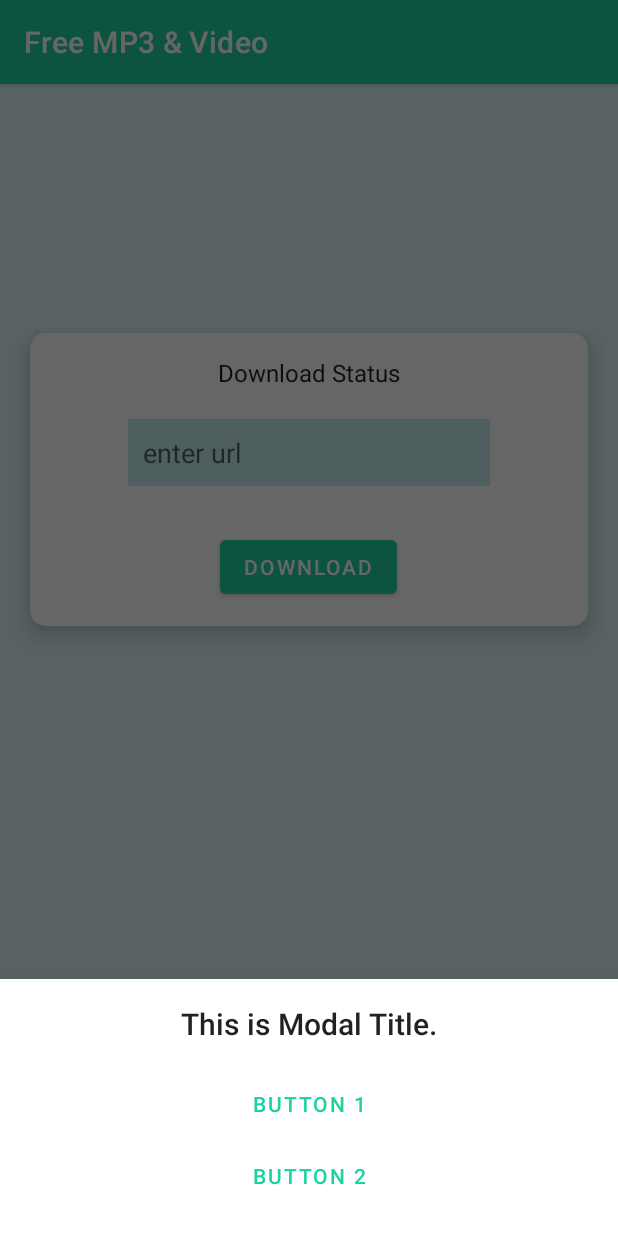
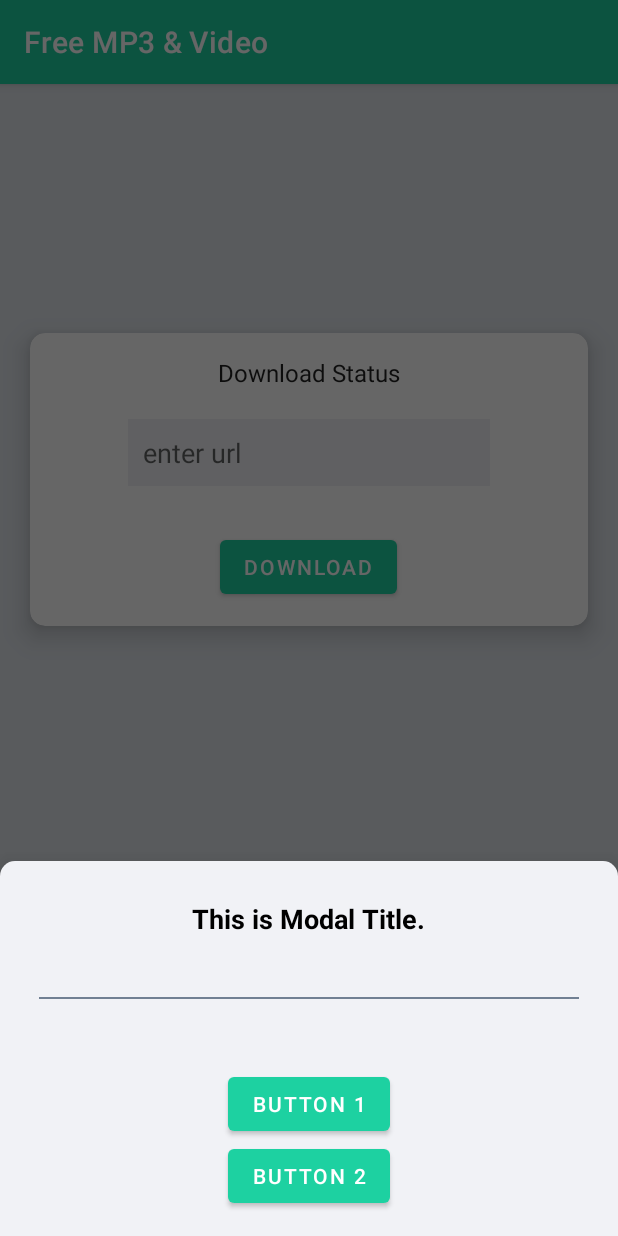
Before and after one commit to Kha3Leng/Free-Stuff, an Android app: the fragment DownloadOptionsSheetFragment placed in its activity, on a phone screen of 412 x 824 dp. Run offline under Robolectric (Android 15) with nearby library versions, the phone set to English and light mode, and no system bars; libraries missing offline, so code that uses them is left out: com.yausername.youtubedl_android.

Commit message:
bottom sheet dialog theme ok

```diff
--- a/app/src/main/java/com/kheileang/freemp3video/MainActivity.java
+++ b/app/src/main/java/com/kheileang/freemp3video/MainActivity.java
@@ -7,6 +7,7 @@ import android.os.Build;
 import android.os.Bundle;
 import android.os.Environment;
 import android.text.TextUtils;
+import android.transition.Slide;
 import android.view.View;
 import android.view.inputmethod.InputMethodManager;
 import android.widget.Button;
@@ -105,7 +106,12 @@ public class MainActivity extends AppCompatActivity implements View.OnClickListe
     }
 
     private void prepareDownloading() {
-        imm.hideSoftInputFromWindow(etUrl.getWindowToken(), 0);
+        try {
+            imm.hideSoftInputFromWindow(etUrl.getWindowToken(), 0);
+        }catch (Exception e){
+            View rootView = findViewById(android.R.id.content);
+            Snackbar.make(rootView, "Something wrong..", Snackbar.LENGTH_LONG).show();
+        }
         linkChecking();
     }
 
--- /dev/null
+++ b/app/src/main/res/drawable/bottom_sheet_shape.xml
@@ -0,0 +1,8 @@
+<?xml version="1.0" encoding="utf-8"?>
+<shape xmlns:android="http://schemas.android.com/apk/res/android"
+    android:shape="rectangle">
+    <solid android:color="@color/ash"/>
+    <corners
+        android:topLeftRadius="10dp"
+        android:topRightRadius="10dp"/>
+</shape>
--- a/app/src/main/res/layout/activity_main.xml
+++ b/app/src/main/res/layout/activity_main.xml
@@ -42,6 +42,7 @@
             <TextView
                 android:layout_width="match_parent"
                 android:text="Download Status"
+                android:textSize="16sp"
                 android:textAppearance="@style/TextAppearance.AppCompat.Subhead"
                 android:gravity="center_horizontal"
                 android:layout_height="wrap_content"
@@ -67,7 +68,7 @@
                 android:hint="enter url"
                 android:padding="10dp"
                 android:shadowRadius="0.5"
-                android:background="@color/ice"
+                android:background="@color/ash"
                 android:layout_marginLeft="60dp"
                 android:layout_marginRight="60dp"
                 android:layout_marginTop="10dp"
--- a/app/src/main/res/layout/download_options_layout.xml
+++ b/app/src/main/res/layout/download_options_layout.xml
@@ -1,5 +1,12 @@
 <?xml version="1.0" encoding="utf-8"?>
-<LinearLayout xmlns:android="http://schemas.android.com/apk/res/android"
+<FrameLayout
+    xmlns:android="http://schemas.android.com/apk/res/android"
+    android:layout_width="match_parent"
+    android:layout_height="300dp"
+    android:orientation="vertical"
+    android:layout_gravity="center_horizontal">
+
+    <LinearLayout
         android:orientation="vertical"
         android:layout_width="match_parent"
         android:layout_height="match_parent"
@@ -11,7 +18,19 @@
             android:layout_width="wrap_content"
             android:layout_height="wrap_content"
             android:text="This is Modal Title."
-        android:textAppearance="@style/TextAppearance.AppCompat.Widget.ActionBar.Title"/>
+            android:layout_margin="10dp"
+            android:textStyle="bold"
+            android:textSize="18sp"
+            android:textColor="@color/black"/>
+
+        <View
+            android:layout_width="match_parent"
+            android:layout_height="1dp"
+            android:background="@color/soda"
+            android:layout_marginLeft="10dp"
+            android:layout_marginRight="10dp"
+            android:layout_marginTop="30dp"
+            android:layout_marginBottom="30dp"/>
 
         <Button
             android:layout_width="wrap_content"
@@ -27,7 +46,5 @@
             android:text="Button 2"/>
 
 
-
-
-
     </LinearLayout>
+</FrameLayout>
--- a/app/src/main/res/values-night/themes.xml
+++ b/app/src/main/res/values-night/themes.xml
@@ -12,5 +12,13 @@
         <!-- Status bar color. -->
         <item name="android:statusBarColor" tools:targetApi="l">@color/bluenight</item>
         <!-- Customize your theme here. -->
+        <item name="bottomSheetDialogTheme">@style/Theme.BottomSheetDialog</item>
+    </style>
+    <style name="Theme.BottomSheetDialog" parent="Theme.Design.Light.BottomSheetDialog">
+        <item name="bottomSheetStyle">@style/bottomSheetStyleWrapper</item>
+    </style>
+
+    <style name="bottomSheetStyleWrapper" parent="Widget.Design.BottomSheet.Modal">
+        <item name="android:background">@drawable/bottom_sheet_shape</item>
     </style>
 </resources>
--- a/app/src/main/res/values/colors.xml
+++ b/app/src/main/res/values/colors.xml
@@ -25,5 +25,6 @@
     <color name="lynx">#f5f6fa</color>
     <color name="pensive">#dcdde1</color>
     <color name="ice">#c7ecee</color>
-    <color name="soaring">#dff9fb</color>
+    <color name="ash">#f1f2f6</color>
+    <color name="soaring">#dfe4ea</color>
 </resources>
--- a/app/src/main/res/values/themes.xml
+++ b/app/src/main/res/values/themes.xml
@@ -12,5 +12,18 @@
         <!-- Status bar color. -->
         <item name="android:statusBarColor" tools:targetApi="l">?attr/colorPrimary</item>
         <!-- Customize your theme here. -->
+        <item name="bottomSheetDialogTheme">@style/Theme.BottomSheetDialog</item>
     </style>
+
+    <style name="Theme.BottomSheetDialog" parent="Theme.Design.BottomSheetDialog">
+        <item name="bottomSheetStyle">@style/bottomSheetStyleWrapper</item>
+        <item name="colorPrimary">@color/carribean</item>
+        <item name="colorPrimaryDark">@color/bluenight</item>
+        <item name="colorAccent">@color/carribean</item>
+    </style>
+
+    <style name="bottomSheetStyleWrapper" parent="@style/Widget.Design.BottomSheet.Modal">
+        <item name="android:background">@drawable/bottom_sheet_shape</item>
+    </style>
+
 </resources>
```
Lines whose indentation alone changed are shown as unchanged.
